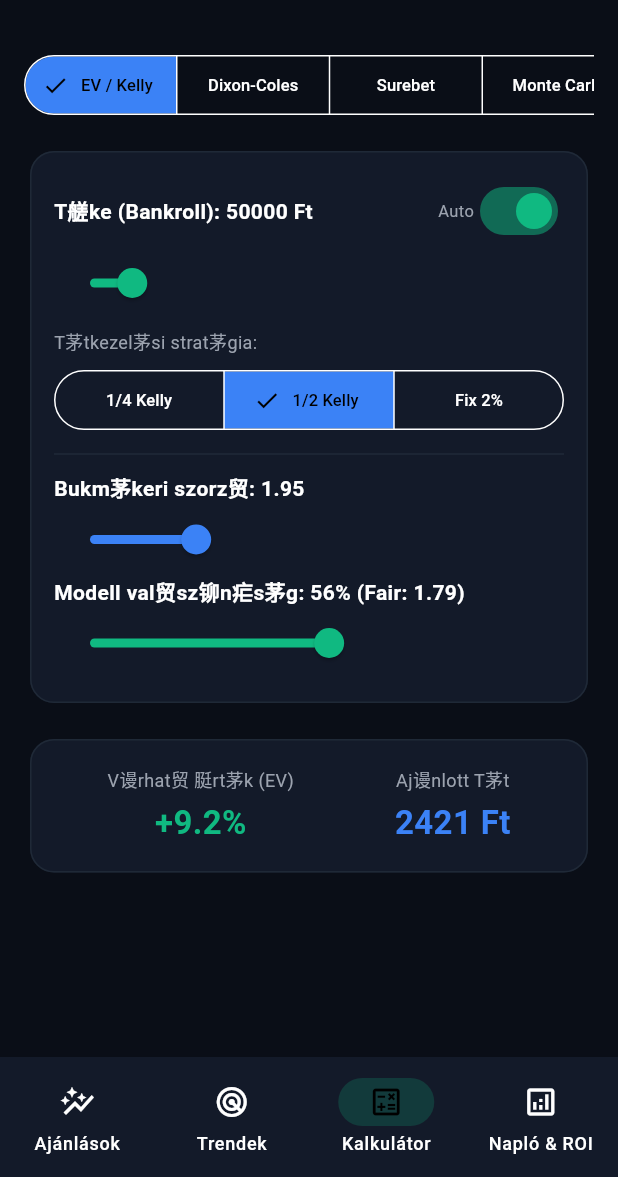
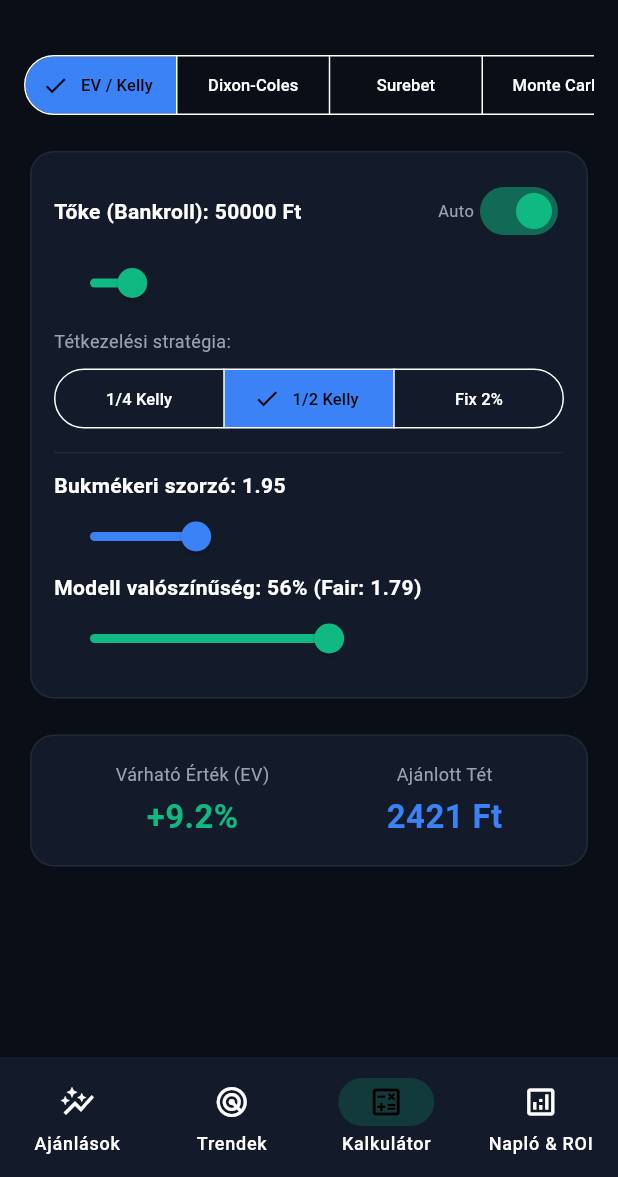
Before and after one commit to apagyizsolt6-ship-it/goaledge-ai, a Flutter app: the screen it shows after launch, item 3 of the bottom bar chosen, on a phone screen of 412 x 824 dp, the part 59-1236 px from its top. Run offline on Flutter 3.47's test engine with Material 3 defaults, Android fonts, the phone set to English and light mode, and no system bars; our stand-ins replace flutter_local_notifications, flutter_riverpod, open_filex, package_info_plus, shared_preferences; network calls fail.

Commit message:
calculator_tab.dart

```diff
--- a/lib/screens/bankroll/calculator_tab.dart
+++ b/lib/screens/bankroll/calculator_tab.dart
@@ -46,13 +46,13 @@ class _CalculatorTabState extends State<CalculatorTab> {
   double _arbTotalStake = 20000;
 
   // Monte Carlo
-  int _mcMode = 0;
-  int _mcRuns = 10000;
-  int _mcBets = 100;
-  String _mcMarketCode = 'home';
-  int _mcSimSeed = 1;
+  int _mcSimSeed = 42;
   double _mcAvgOdds = 1.92;
   double _mcEdgePct = 5.0;
+  int _mcRuns = 50000;
+  int _mcBets = 100;
+  int _mcMode = 0; // 0 tőke, 1 piac, 2 szelvény
+  String _mcMarketCode = 'home';
 
   // Odds Konverter
   double _convDecimal = 2.10;
@@ -108,7 +108,7 @@ class _CalculatorTabState extends State<CalculatorTab> {
     final guaranteedReturn = stake1 * _arbOdds1;
 
     final mcWinProb = (((_mcEdgePct / 100.0) + 1.0) / _mcAvgOdds).clamp(0.12, 0.92);
-    final mcStakeFrac = widget.stakeProfile == 'fix_2'
+    final mcStakeFrac = widget.stakeProfile == 'flat_2'
         ? 0.02
         : (((mcWinProb * _mcAvgOdds - 1.0) / (_mcAvgOdds - 1.0)) * mult).clamp(0.005, 0.05);
 
@@ -198,7 +198,7 @@ class _CalculatorTabState extends State<CalculatorTab> {
                   Row(
                     mainAxisAlignment: MainAxisAlignment.spaceBetween,
                     children: [
-                      Text('T艖ke (Bankroll): ${widget.bankroll.round()} Ft',
+                      Text('Tőke (Bankroll): ${widget.bankroll.round()} Ft',
                           style: const TextStyle(fontWeight: FontWeight.bold)),
                       Row(
                         children: [
@@ -221,7 +221,7 @@ class _CalculatorTabState extends State<CalculatorTab> {
                     onChanged: widget.onBankrollChanged,
                   ),
                   const SizedBox(height: 6),
-                  const Text('T茅tkezel茅si strat茅gia:',
+                  const Text('Tétkezelési stratégia:',
                       style: TextStyle(fontSize: 12, color: Color(0xFF9CA3AF))),
                   const SizedBox(height: 6),
                   SizedBox(
@@ -237,7 +237,7 @@ class _CalculatorTabState extends State<CalculatorTab> {
                     ),
                   ),
                   const Divider(height: 24, color: Color(0xFF1F2937)),
-                  Text('Bukm茅keri szorz贸: ${_odds.toStringAsFixed(2)}',
+                  Text('Bukmékeri szorzó: ${_odds.toStringAsFixed(2)}',
                       style: const TextStyle(fontWeight: FontWeight.bold)),
                   Slider(
                     value: _odds,
@@ -247,7 +247,7 @@ class _CalculatorTabState extends State<CalculatorTab> {
                     activeColor: const Color(0xFF3B82F6),
                     onChanged: (v) => setState(() => _odds = double.parse(v.toStringAsFixed(2))),
                   ),
-                  Text('Modell val贸sz铆n疟s茅g: ${_probPercent.round()}% (Fair: ${fairOdds.toStringAsFixed(2)})',
+                  Text('Modell valószínűség: ${_probPercent.round()}% (Fair: ${fairOdds.toStringAsFixed(2)})',
                       style: const TextStyle(fontWeight: FontWeight.bold)),
                   Slider(
                     value: _probPercent,
@@ -270,7 +270,7 @@ class _CalculatorTabState extends State<CalculatorTab> {
                 children: [
                   Column(
                     children: [
-                      const Text('V谩rhat贸 脡rt茅k (EV)',
+                      const Text('Várható Érték (EV)',
                           style: TextStyle(fontSize: 12, color: Color(0xFF9CA3AF))),
                       const SizedBox(height: 4),
                       Text(
@@ -285,7 +285,7 @@ class _CalculatorTabState extends State<CalculatorTab> {
                   ),
                   Column(
                     children: [
-                      const Text('Aj谩nlott T茅t', style: TextStyle(fontSize: 12, color: Color(0xFF9CA3AF))),
+                      const Text('Ajánlott Tét', style: TextStyle(fontSize: 12, color: Color(0xFF9CA3AF))),
                       const SizedBox(height: 4),
                       Text(
                         '$recommendedStake Ft',
@@ -305,7 +305,7 @@ class _CalculatorTabState extends State<CalculatorTab> {
               child: Column(
                 crossAxisAlignment: CrossAxisAlignment.start,
                 children: [
-                  Text('Hazai v谩rhat贸 g贸l (xG): ${_simHomeXg.toStringAsFixed(2)}',
+                  Text('Hazai várható gól (xG): ${_simHomeXg.toStringAsFixed(2)}',
                       style: const TextStyle(fontWeight: FontWeight.bold, color: Color(0xFF10B981))),
                   Slider(
                     value: _simHomeXg,
@@ -315,7 +315,7 @@ class _CalculatorTabState extends State<CalculatorTab> {
                     activeColor: const Color(0xFF10B981),
                     onChanged: (v) => setState(() => _simHomeXg = v),
                   ),
-                  Text('Vend茅g v谩rhat贸 g贸l (xG): ${_simAwayXg.toStringAsFixed(2)}',
+                  Text('Vendég várható gól (xG): ${_simAwayXg.toStringAsFixed(2)}',
                       style: const TextStyle(fontWeight: FontWeight.bold, color: Color(0xFF3B82F6))),
                   Slider(
                     value: _simAwayXg,
@@ -336,7 +336,7 @@ class _CalculatorTabState extends State<CalculatorTab> {
               child: Column(
                 crossAxisAlignment: CrossAxisAlignment.start,
                 children: [
-                  const Text('Dixon-Coles 16-piacos eredm茅nyek',
+                  const Text('Dixon-Coles 16-piacos eredmények',
                       style: TextStyle(fontWeight: FontWeight.bold, fontSize: 15)),
                   const SizedBox(height: 12),
                   StatCompareRow(
@@ -351,17 +351,17 @@ class _CalculatorTabState extends State<CalculatorTab> {
                     awayVal: '${(simPoisson.dnbHome * 100).round()}%',
                   ),
                   StatCompareRow(
-                    label: '2.5 g贸l felett / BTTS',
+                    label: '2.5 gól felett / BTTS',
                     homeVal: '${(simPoisson.over25 * 100).round()}%',
                     awayVal: '${(simPoisson.btts * 100).round()}%',
                   ),
                   StatCompareRow(
-                    label: '1. F茅lid艖 0.5+ / 1.5+',
+                    label: '1. Félidő 0.5+ / 1.5+',
                     homeVal: '${(simPoisson.htOver05 * 100).round()}%',
                     awayVal: '${(simPoisson.htOver15 * 100).round()}%',
                   ),
                   const SizedBox(height: 12),
-                  const Text('Top 3 legval贸sz铆n疟bb pontos eredm茅ny',
+                  const Text('Top 3 legvalószínűbb pontos eredmény',
                       style: TextStyle(fontSize: 12, color: Color(0xFF9CA3AF))),
                   const SizedBox(height: 8),
                   Row(
@@ -400,11 +400,11 @@ class _CalculatorTabState extends State<CalculatorTab> {
                   Row(
                     mainAxisAlignment: MainAxisAlignment.spaceBetween,
                     children: [
-                      const Text('Surebet / Dutcher Kalkul谩tor',
+                      const Text('Surebet / Dutcher Kalkulátor',
                           style: TextStyle(fontWeight: FontWeight.bold, fontSize: 15)),
                       SegmentedButton<bool>(
                         segments: const [
-                          ButtonSegment(value: false, label: Text('2-ir谩ny煤', style: TextStyle(fontSize: 11))),
+                          ButtonSegment(value: false, label: Text('2-irányú', style: TextStyle(fontSize: 11))),
                           ButtonSegment(value: true, label: Text('1X2 (3)', style: TextStyle(fontSize: 11))),
                         ],
                         selected: {_isThreeWayArb},
@@ -413,7 +413,7 @@ class _CalculatorTabState extends State<CalculatorTab> {
                     ],
                   ),
                   const SizedBox(height: 10),
-                  Text('脰sszes megosztand贸 t茅t: ${_arbTotalStake.round()} Ft',
+                  Text('Összes megosztandó tét: ${_arbTotalStake.round()} Ft',
                       style: const TextStyle(fontWeight: FontWeight.bold)),
                   Slider(
                     value: _arbTotalStake,
@@ -423,7 +423,7 @@ class _CalculatorTabState extends State<CalculatorTab> {
                     activeColor: const Color(0xFF10B981),
                     onChanged: (v) => setState(() => _arbTotalStake = v),
                   ),
-                  Text('1. kimenet szorz贸: ${_arbOdds1.toStringAsFixed(2)}',
+                  Text('1. kimenet szorzó: ${_arbOdds1.toStringAsFixed(2)}',
                       style: const TextStyle(fontSize: 13)),
                   Slider(
                     value: _arbOdds1,
@@ -434,7 +434,7 @@ class _CalculatorTabState extends State<CalculatorTab> {
                     onChanged: (v) => setState(() => _arbOdds1 = double.parse(v.toStringAsFixed(2))),
                   ),
                   if (_isThreeWayArb) ...[
-                    Text('D枚ntetlen (X) szorz贸: ${_arbOddsX.toStringAsFixed(2)}',
+                    Text('Döntetlen (X) szorzó: ${_arbOddsX.toStringAsFixed(2)}',
                         style: const TextStyle(fontSize: 13)),
                     Slider(
                       value: _arbOddsX,
@@ -445,7 +445,7 @@ class _CalculatorTabState extends State<CalculatorTab> {
                       onChanged: (v) => setState(() => _arbOddsX = double.parse(v.toStringAsFixed(2))),
                     ),
                   ],
-                  Text('2. kimenet szorz贸: ${_arbOdds2.toStringAsFixed(2)}',
+                  Text('2. kimenet szorzó: ${_arbOdds2.toStringAsFixed(2)}',
                       style: const TextStyle(fontSize: 13)),
                   Slider(
                     value: _arbOdds2,
@@ -470,7 +470,7 @@ class _CalculatorTabState extends State<CalculatorTab> {
                     mainAxisAlignment: MainAxisAlignment.spaceBetween,
                     children: [
                       Text(
-                        isSurebet ? 'BIZTOS PROFIT (SUREBET)' : 'Nincs arbitr谩zs (Dutcher)',
+                        isSurebet ? 'BIZTOS PROFIT (SUREBET)' : 'Nincs arbitrázs (Dutcher)',
                         style: TextStyle(
                           fontWeight: FontWeight.bold,
                           color: isSurebet ? const Color(0xFF10B981) : const Color(0xFFF59E0B),
@@ -488,18 +488,18 @@ class _CalculatorTabState extends State<CalculatorTab> {
                   ),
                   const Divider(height: 20, color: Color(0xFF1F2937)),
                   StatCompareRow(
-                    label: '1. kimenet t茅tje (@ $_arbOdds1)',
+                    label: '1. kimenet tétje (@ $_arbOdds1)',
                     homeVal: '${stake1.round()} Ft',
                     awayVal: 'Vissza: ${guaranteedReturn.round()} Ft',
                   ),
                   if (_isThreeWayArb)
                     StatCompareRow(
-                      label: 'D枚ntetlen (X) t茅tje (@ $_arbOddsX)',
+                      label: 'Döntetlen (X) tétje (@ $_arbOddsX)',
                       homeVal: '${stakeX.round()} Ft',
                       awayVal: 'Vissza: ${guaranteedReturn.round()} Ft',
                     ),
                   StatCompareRow(
-                    label: '2. kimenet t茅tje (@ $_arbOdds2)',
+                    label: '2. kimenet tétje (@ $_arbOdds2)',
                     homeVal: '${stake2.round()} Ft',
                     awayVal: 'Vissza: ${guaranteedReturn.round()} Ft',
                   ),
@@ -524,27 +524,27 @@ class _CalculatorTabState extends State<CalculatorTab> {
                       ),
                       IconButton(
                         icon: const Icon(Icons.casino, color: Color(0xFF10B981)),
-                        tooltip: '脷j seed',
+                        tooltip: 'Új seed',
                         onPressed: () => setState(() => _mcSimSeed++),
                       ),
                     ],
                   ),
                   const Text(
-                    'Ak谩r 50 000 fut谩s 路 bankroll / piac / szelv茅ny',
+                    'Akár 50 000 futás · bankroll / piac / szelvény',
                     style: TextStyle(fontSize: 11, color: Color(0xFF9CA3AF)),
                   ),
                   const SizedBox(height: 10),
                   SegmentedButton<int>(
                     segments: const [
-                      ButtonSegment(value: 0, label: Text('T艖ke', style: TextStyle(fontSize: 11))),
+                      ButtonSegment(value: 0, label: Text('Tőke', style: TextStyle(fontSize: 11))),
                       ButtonSegment(value: 1, label: Text('Piac', style: TextStyle(fontSize: 11))),
-                      ButtonSegment(value: 2, label: Text('Szelv茅ny', style: TextStyle(fontSize: 11))),
+                      ButtonSegment(value: 2, label: Text('Szelvény', style: TextStyle(fontSize: 11))),
                     ],
                     selected: {_mcMode},
                     onSelectionChanged: (s) => setState(() => _mcMode = s.first),
                   ),
                   const SizedBox(height: 12),
-                  Text('Fut谩sok: $_mcRuns', style: const TextStyle(fontSize: 12, fontWeight: FontWeight.w600)),
+                  Text('Futások: $_mcRuns', style: const TextStyle(fontSize: 12, fontWeight: FontWeight.w600)),
                   Slider(
                     value: _mcRuns.toDouble(),
                     min: 5000,
@@ -555,7 +555,7 @@ class _CalculatorTabState extends State<CalculatorTab> {
                   ),
                   if (_mcMode == 0) ...[
                     Text(
-                      'Szorz贸: ${_mcAvgOdds.toStringAsFixed(2)} 路 modell EV: +${_mcEdgePct.toStringAsFixed(1)}%',
+                      'Szorzó: ${_mcAvgOdds.toStringAsFixed(2)} · modell EV: +${_mcEdgePct.toStringAsFixed(1)}%',
                       style: const TextStyle(fontSize: 12, color: Color(0xFF9CA3AF)),
                     ),
                     Slider(
@@ -574,7 +574,7 @@ class _CalculatorTabState extends State<CalculatorTab> {
                       activeColor: const Color(0xFF10B981),
                       onChanged: (v) => setState(() => _mcEdgePct = v),
                     ),
-                    Text('Tipp / p谩lya: $_mcBets', style: const TextStyle(fontSize: 12)),
+                    Text('Tipp / pálya: $_mcBets', style: const TextStyle(fontSize: 12)),
                     Slider(
                       value: _mcBets.toDouble(),
                       min: 20,
@@ -592,38 +592,38 @@ class _CalculatorTabState extends State<CalculatorTab> {
                     ),
                     const SizedBox(height: 10),
                     StatCompareRow(
-                      label: 'Medi谩n t艖ke',
-                      homeVal: '${widget.bankroll.round()} 鈫�',
+                      label: 'Medián tőke',
+                      homeVal: '${widget.bankroll.round()} →',
                       awayVal: '${mcBankroll.medianEnd.round()} Ft',
                     ),
                     StatCompareRow(
-                      label: '5鈥�95% s谩v',
+                      label: '5–95% sáv',
                       homeVal: '${mcBankroll.p5End.round()} Ft',
                       awayVal: '${mcBankroll.p95End.round()} Ft',
                     ),
                     StatCompareRow(
-                      label: '脕tlag t艖ke',
-                      homeVal: '${mcBankroll.runs} p谩lya',
+                      label: 'Átlag tőke',
+                      homeVal: '${mcBankroll.runs} pálya',
                       awayVal: '${mcBankroll.meanEnd.round()} Ft',
                     ),
                     StatCompareRow(
                       label: 'P(profit)',
-                      homeVal: 'v茅g > start',
+                      homeVal: 'vég > start',
                       awayVal: '${(mcBankroll.profitRate * 100).toStringAsFixed(1)}%',
                     ),
                     StatCompareRow(
-                      label: 'Ruin kock谩zat',
-                      homeVal: '< 25% t艖ke',
+                      label: 'Ruin kockázat',
+                      homeVal: '< 25% tőke',
                       awayVal: '${(mcBankroll.ruinRate * 100).toStringAsFixed(1)}%',
                     ),
                     StatCompareRow(
-                      label: 'T茅t ar谩ny',
+                      label: 'Tét arány',
                       homeVal: widget.stakeProfile,
                       awayVal: '${(mcStakeFrac * 100).toStringAsFixed(2)}%',
                     ),
                   ] else if (_mcMode == 1) ...[
                     Text(
-                      'xG: ${_simHomeXg.toStringAsFixed(2)} 鈥� ${_simAwayXg.toStringAsFixed(2)} (谩ll铆tsd a Dixon鈥揅oles f眉l枚n is)',
+                      'xG: ${_simHomeXg.toStringAsFixed(2)} – ${_simAwayXg.toStringAsFixed(2)} (állítsd a Dixon–Coles fülön is)',
                       style: const TextStyle(fontSize: 12, color: Color(0xFF9CA3AF)),
                     ),
                     const SizedBox(height: 8),
@@ -642,8 +642,8 @@ class _CalculatorTabState extends State<CalculatorTab> {
                     ),
                     const SizedBox(height: 12),
                     StatCompareRow(
-                      label: 'MC tal谩lati ar谩ny',
-                      homeVal: '${mcMarket.runs} fut谩s',
+                      label: 'MC találati arány',
+                      homeVal: '${mcMarket.runs} futás',
                       awayVal: '${(mcMarket.hitRate * 100).toStringAsFixed(2)}%',
                     ),
                     StatCompareRow(
@@ -667,24 +667,24 @@ class _CalculatorTabState extends State<CalculatorTab> {
                       awayVal: '${mcMarket.edgePercent >= 0 ? '+' : ''}${mcMarket.edgePercent.toStringAsFixed(2)}%',
                     ),
                     StatCompareRow(
-                      label: 'EV / 1 Ft t茅t',
-                      homeVal: 'v谩rhat贸 nett贸',
+                      label: 'EV / 1 Ft tét',
+                      homeVal: 'várható nettó',
                       awayVal: mcMarket.evPerUnitStake.toStringAsFixed(3),
                     ),
                   ] else ...[
                     const Text(
-                      '2 l谩bas minta: Hazai + Over 2.5 (azonos meccs, korrel谩lt)',
+                      '2 lábas minta: Hazai + Over 2.5 (azonos meccs, korrelált)',
                       style: TextStyle(fontSize: 12, color: Color(0xFF9CA3AF)),
                     ),
                     const SizedBox(height: 12),
                     StatCompareRow(
-                      label: 'Kombin谩lt odds',
-                      homeVal: '${mcSlip.legCount} l谩b',
+                      label: 'Kombinált odds',
+                      homeVal: '${mcSlip.legCount} láb',
                       awayVal: mcSlip.combinedOdds.toStringAsFixed(2),
                     ),
                     StatCompareRow(
                       label: 'MC hit rate',
-                      homeVal: '${mcSlip.runs} fut谩s',
+                      homeVal: '${mcSlip.runs} futás',
                       awayVal: '${(mcSlip.hitRate * 100).toStringAsFixed(2)}%',
                     ),
                     StatCompareRow(
@@ -699,7 +699,7 @@ class _CalculatorTabState extends State<CalculatorTab> {
                     ),
                     StatCompareRow(
                       label: 'EV / 1 Ft',
-                      homeVal: 'szelv茅ny',
+                      homeVal: 'szelvény',
                       awayVal: mcSlip.evPerUnitStake.toStringAsFixed(3),
                     ),
                   ],
@@ -708,17 +708,17 @@ class _CalculatorTabState extends State<CalculatorTab> {
             ),
           ),
         ] else ...[
-          // 5. M脫D: ODDS KONVERTER (DECIM脕LIS <-> T脰RT UK <-> AMERIKAI US)
+          // 5. MÓD: ODDS KONVERTER (DECIMÁLIS <-> TÖRT UK <-> AMERIKAI US)
           Card(
             child: Padding(
               padding: const EdgeInsets.all(16),
               child: Column(
                 crossAxisAlignment: CrossAxisAlignment.start,
                 children: [
-                  const Text('Odds Konverter & Implik谩lt Val贸sz铆n疟s茅g',
+                  const Text('Odds Konverter & Implikált Valószínűség',
                       style: TextStyle(fontWeight: FontWeight.bold, fontSize: 15)),
                   const SizedBox(height: 12),
-                  Text('Decim谩lis (EU) szorz贸: ${_convDecimal.toStringAsFixed(2)}',
+                  Text('Decimális (EU) szorzó: ${_convDecimal.toStringAsFixed(2)}',
                       style: const TextStyle(fontWeight: FontWeight.bold, color: Color(0xFF10B981))),
                   Slider(
                     value: _convDecimal,
@@ -730,13 +730,13 @@ class _CalculatorTabState extends State<CalculatorTab> {
                   ),
                   const Divider(height: 20, color: Color(0xFF1F2937)),
                   StatCompareRow(
-                    label: 'Decim谩lis (EU)',
-                    homeVal: 'Eur贸pai form谩tum',
+                    label: 'Decimális (EU)',
+                    homeVal: 'Európai formátum',
                     awayVal: _convDecimal.toStringAsFixed(2),
                   ),
                   StatCompareRow(
-                    label: 'T枚rt (UK / Brit)',
-                    homeVal: 'Nett贸 nyerem茅ny ar谩ny',
+                    label: 'Tört (UK / Brit)',
+                    homeVal: 'Nettó nyeremény arány',
                     awayVal: _toFractionalOdds(_convDecimal),
                   ),
                   StatCompareRow(
@@ -745,8 +745,8 @@ class _CalculatorTabState extends State<CalculatorTab> {
                     awayVal: _toAmericanOdds(_convDecimal),
                   ),
                   StatCompareRow(
-                    label: 'Implik谩lt val贸sz铆n疟s茅g',
-                    homeVal: 'Break-even tal谩lati %',
+                    label: 'Implikált valószínűség',
+                    homeVal: 'Break-even találati %',
                     awayVal: '${((1.0 / _convDecimal) * 100).toStringAsFixed(1)}%',
                   ),
                 ],
```
